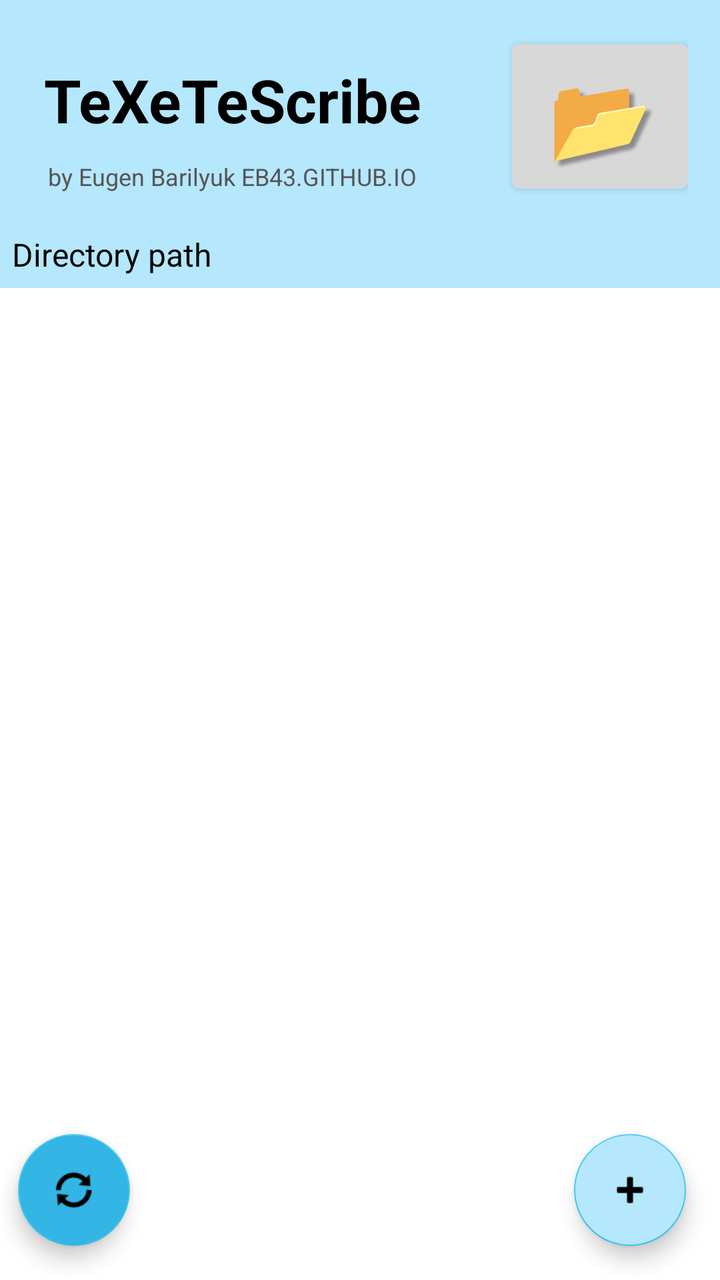
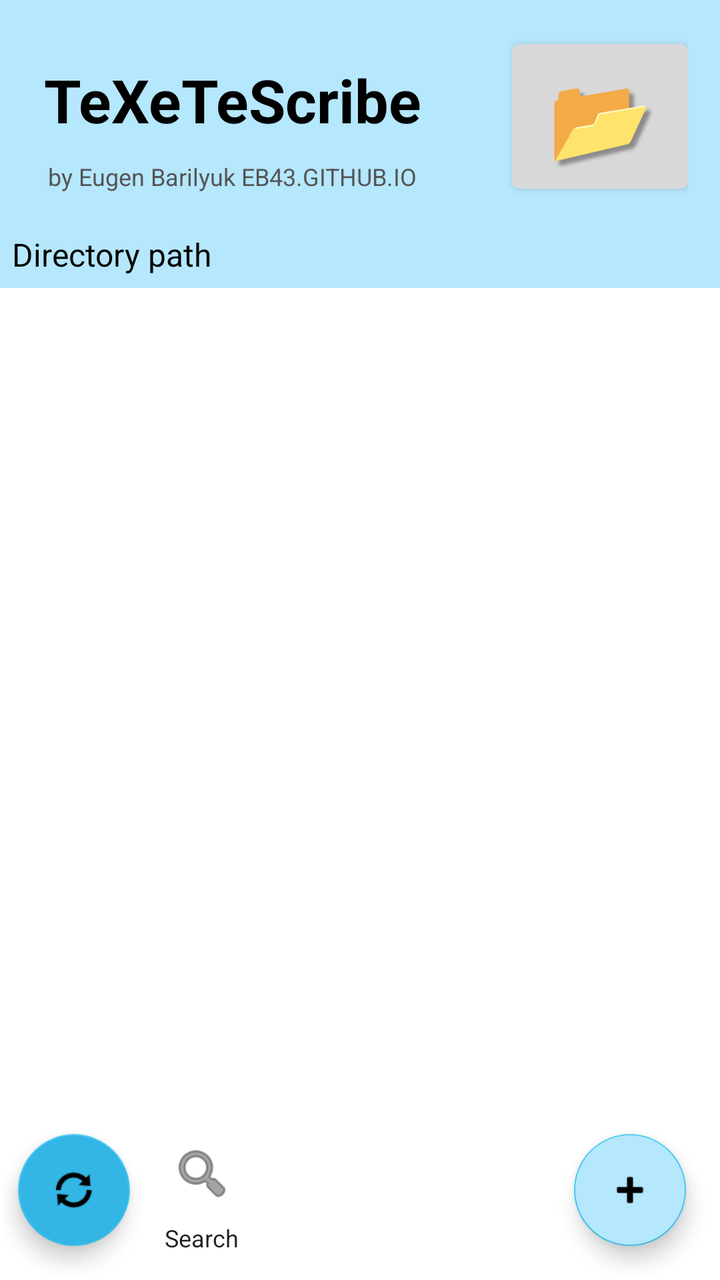

An Android layout rendered at two revisions. The XML below is the earlier revision; the diff shows what the commit changed to produce the second picture.
<!-- AndroidManifest.xml: application theme Theme.TXTNotes -->
<!-- res/layout/activity_main.xml -->
<LinearLayout
    xmlns:android="http://schemas.android.com/apk/res/android"
    android:layout_width="match_parent"
    android:layout_height="wrap_content"
    android:orientation="vertical">

    
    <LinearLayout
        android:layout_width="match_parent"
        android:layout_height="wrap_content"
        android:background="@color/headerBackground"
        android:gravity="center_vertical"
        android:orientation="horizontal"
        android:padding="16dp">

        
        <LinearLayout
            android:layout_width="0dp"
            android:layout_height="wrap_content"
            android:layout_weight="1"
            android:orientation="vertical"
            android:gravity="center">

            
            <TextView
                android:id="@+id/appTitleTextView"
                android:layout_width="wrap_content"
                android:layout_height="wrap_content"
                android:text="@string/app_name"
                android:textAppearance="?android:attr/textAppearanceLarge"
                android:textColor="@color/primaryText"
                android:textStyle="bold"
                android:textSize="45sp"
                android:autoSizeTextType="uniform"
                android:autoSizeMinTextSize="12sp"
                android:autoSizeMaxTextSize="42sp"
                android:autoSizeStepGranularity="2sp"
                android:maxLines="1"
                android:gravity="center" />

            
            <TextView
                android:id="@+id/appSubtitleTextView"
                android:layout_width="wrap_content"
                android:layout_height="wrap_content"
                android:text="@string/app_subtitle"
                android:textColor="@color/secondaryText"
                android:textSize="12sp"
                android:gravity="center" />

        </LinearLayout>

        
        <TextView
            android:layout_width="15dp"
            android:layout_height="wrap_content"
            android:text="  "
            android:textSize="42dp"
            android:textStyle="bold" />
        <TextView
            android:layout_width="25dp"
            android:layout_height="wrap_content"
            android:text="  "
            android:textSize="42dp"
            android:textStyle="bold" />

        
        <Button
            android:id="@+id/selectFolderButton"
            android:layout_width="wrap_content"
            android:layout_height="wrap_content"
            android:elevation="28dp"
            android:gravity="center"
            android:padding="8dp"
            android:shadowColor="#8E8B8B"
            android:shadowDx="7"
            android:shadowDy="7"
            android:shadowRadius="4"
            android:text="📂"
            android:textSize="42dp"
            android:backgroundTint="@color/folderButtonBackgroundColuor" />

    </LinearLayout>

    <LinearLayout
        android:layout_width="match_parent"
        android:layout_height="wrap_content"
        android:background="@color/headerBackground"
        android:gravity="center_vertical"
        android:orientation="horizontal"
        android:paddingStart="6dp"
        android:paddingLeft="6dp"
        android:paddingTop="0dp"
        android:paddingEnd="6dp"
        android:paddingRight="6dp"
        android:paddingBottom="6dp">


        
        <TextView
            android:id="@+id/currentDirectoryPath"
            android:layout_width="0dp"
            android:layout_height="wrap_content"
            android:layout_weight="1"
            android:text="@string/directory_path"
            android:textAppearance="?android:attr/textAppearanceLarge"
            android:textColor="@color/primaryText"
            android:textSize="16sp"
            android:textStyle="normal" />
    </LinearLayout>

    <TextView
        android:id="@+id/statusTextView"
        android:layout_width="match_parent"
        android:layout_height="wrap_content"
        android:padding="16dp"
        android:textColor="@color/primaryText"
        android:text="@string/no_txt_files"
        android:visibility="gone"
        android:gravity="center"
        android:textSize="42dp"/>

    <ListView
        android:id="@+id/fileListView"
        android:layout_width="match_parent"
        android:layout_height="0dp"
        android:layout_weight="1"
        android:layout_marginTop="16dp" />

    <LinearLayout
        android:layout_width="match_parent"
        android:layout_height="wrap_content"
        android:background="#00FFFFFF"
        android:gravity="center_vertical"
        android:orientation="horizontal"
        android:padding="1dp"
        android:weightSum="10"
        >


        <com.google.android.material.floatingactionbutton.FloatingActionButton
            android:id="@+id/refreshButton"
            android:layout_width="wrap_content"
            android:layout_height="wrap_content"
            android:layout_gravity="center_vertical"
            android:layout_margin="8dp"
            android:contentDescription="@string/rescan_files"
            android:src="@android:drawable/ic_popup_sync"
            android:tint="@android:color/white"
            android:backgroundTint="@android:color/holo_blue_light"
            />

        
        <View
            android:layout_width="0dp"
            android:layout_height="0dp"
            android:layout_weight="5" />


        <Button
            android:id="@+id/SettingsButton"
            android:layout_width="45dp"
            android:layout_height="wrap_content"
            android:background="#00FFFFFF"
            android:gravity="center"
            android:padding="8dp"
            android:text="🛠"
            android:textSize="22dp"
            android:layout_weight="1"
            android:visibility="gone"/>

        <View
            android:layout_width="0dp"
            android:layout_height="1dp"
            android:layout_weight="5" />

        
        <com.google.android.material.floatingactionbutton.FloatingActionButton
            android:id="@+id/newFileButton"
            android:layout_width="wrap_content"
            android:layout_height="wrap_content"
            android:layout_gravity="center"
            android:layout_margin="16dp"
            android:layout_weight="1"
            android:backgroundTint="#B5E7FD"
            android:contentDescription="@string/create_new_txt"
            android:src="@android:drawable/ic_input_add"
            android:tint="@android:color/white" />
    </LinearLayout>


</LinearLayout>
<!-- resources referenced by this layout -->
<resources>
  <color name="folderButtonBackgroundColuor">#D8D8D8</color>
  <color name="headerBackground">#B5E7FD</color>
  <color name="primaryText">#000000</color>
  <color name="secondaryText">#555555</color>
  <string name="app_name">TeXeTeScribe</string>
  <string name="app_subtitle">by Eugen Barilyuk EB43.GITHUB.IO</string>
  <string name="create_new_txt">Create new TXT file</string>
  <string name="directory_path">Directory path</string>
  <string name="no_txt_files">⦻ \n The selected directory contains no TXT files.</string>
  <string name="rescan_files">Rescan files in folder</string>
  <style name="Theme.TXTNotes" parent="Theme.MaterialComponents.DayNight.NoActionBar">
          
          <item name="colorPrimary">@color/purple_500</item>
          <item name="colorPrimaryVariant">@color/purple_700</item>
          <item name="colorOnPrimary">@color/white</item>
          
          <item name="colorSecondary">@color/teal_200</item>
          <item name="colorSecondaryVariant">@color/teal_700</item>
          <item name="colorOnSecondary">@color/black</item>
          
          <item name="android:statusBarColor">?attr/colorPrimaryVariant</item>
          
          <item name="android:statusBarColor">?attr/colorPrimaryVariant</item>
          <item name="android:navigationBarColor">@color/purple_700</item>
      </style>
  <color name="purple_500">#8CCEEA</color>
  <color name="purple_700">#5EA9CA</color>
  <color name="white">#FFFFFFFF</color>
  <color name="teal_200">#42C9F4</color>
  <color name="teal_700">#189DC7</color>
  <color name="black">#FF000000</color>
</resources>

<!-- the commit's change to res/layout/activity_main.xml (unified diff, before → after) -->
@@ -151,6 +151,35 @@
             />
 
         
+        <LinearLayout
+            android:layout_width="wrap_content"
+            android:layout_height="wrap_content"
+            android:layout_gravity="center_vertical"
+            android:gravity="center"
+            android:orientation="vertical"
+            android:layout_marginStart="4dp"
+            android:layout_marginEnd="4dp">
+
+            <ImageButton
+                android:id="@+id/searchButton"
+                android:layout_width="48dp"
+                android:layout_height="48dp"
+                android:background="?attr/selectableItemBackgroundBorderless"
+                android:contentDescription="@string/search_files"
+                android:padding="10dp"
+                android:src="@android:drawable/ic_menu_search"
+                android:tint="?attr/colorControlNormal" />
+
+            <TextView
+                android:layout_width="wrap_content"
+                android:layout_height="wrap_content"
+                android:text="@string/search"
+                android:textSize="12sp"
+                android:textColor="?android:attr/textColorPrimary" />
+
+        </LinearLayout>
+
+        
         <View
             android:layout_width="0dp"
             android:layout_height="0dp"
<!-- resource entries referenced after the edit -->
@@ -10,6 +10,8 @@
   <string name="directory_path">Directory path</string>
   <string name="no_txt_files">⦻ \n The selected directory contains no TXT files.</string>
   <string name="rescan_files">Rescan files in folder</string>
+  <string name="search">Search</string>
+  <string name="search_files">Search for text</string>
   <style name="Theme.TXTNotes" parent="Theme.MaterialComponents.DayNight.NoActionBar">
           
           <item name="colorPrimary">@color/purple_500</item>
